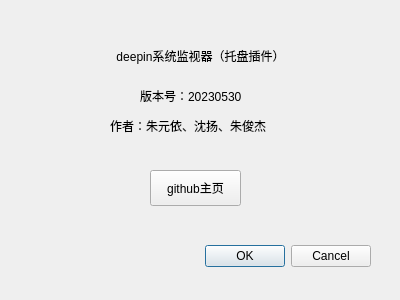
This is aboutdialog.ui in PinappleUnderTheSea/os223 as Qt 5 draws it before an edit. The edited form follows.
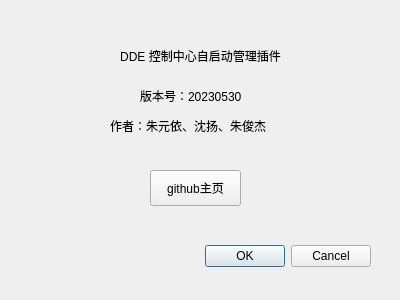
This is the edited form.

Commit message: add about dialog

The edit to the form file:
```diff
--- a/aboutdialog.ui
+++ b/aboutdialog.ui
@@ -66,7 +66,7 @@
     <string notr="true">font: 70 15pt &quot;Noto Sans CJK SC&quot;;</string>
    </property>
    <property name="text">
-    <string>deepin系统监视器（托盘插件）</string>
+    <string>DDE 控制中心自启动管理插件</string>
    </property>
    <property name="alignment">
     <set>Qt::AlignCenter</set>
```
